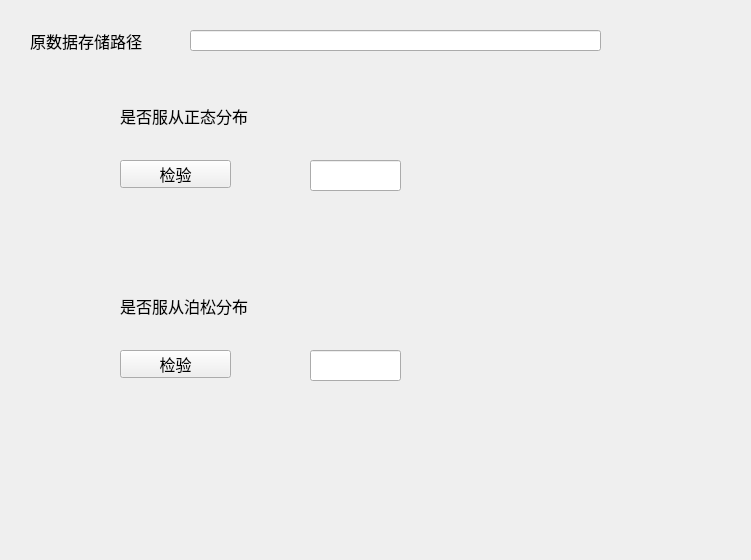
First picture: the form in FenbuhanshuNihe.ui, repository chenxindaaa/MathematicalStatistics, before the edit.
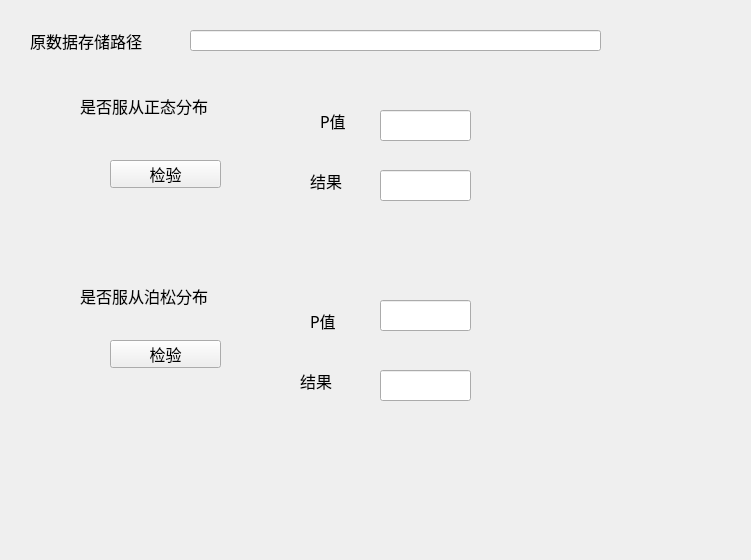
Second picture: the form after the edit.

Patch:
```diff
--- a/FenbuhanshuNihe.ui
+++ b/FenbuhanshuNihe.ui
@@ -54,7 +54,7 @@
    <widget class="QPushButton" name="pushButton">
     <property name="geometry">
      <rect>
-      <x>60</x>
+      <x>50</x>
       <y>80</y>
       <width>111</width>
       <height>28</height>
@@ -73,8 +73,8 @@
    <widget class="QLabel" name="label_2">
     <property name="geometry">
      <rect>
-      <x>60</x>
-      <y>20</y>
+      <x>20</x>
+      <y>10</y>
       <width>171</width>
       <height>31</height>
      </rect>
@@ -92,12 +92,60 @@
    <widget class="QLineEdit" name="lineEdit_2">
     <property name="geometry">
      <rect>
+      <x>320</x>
+      <y>30</y>
+      <width>91</width>
+      <height>31</height>
+     </rect>
+    </property>
+   </widget>
+   <widget class="QLineEdit" name="lineEdit_4">
+    <property name="geometry">
+     <rect>
+      <x>320</x>
+      <y>90</y>
+      <width>91</width>
+      <height>31</height>
+     </rect>
+    </property>
+   </widget>
+   <widget class="QLabel" name="label_4">
+    <property name="geometry">
+     <rect>
+      <x>260</x>
+      <y>30</y>
+      <width>41</width>
+      <height>21</height>
+     </rect>
+    </property>
+    <property name="font">
+     <font>
+      <family>Agency FB</family>
+      <pointsize>12</pointsize>
+     </font>
+    </property>
+    <property name="text">
+     <string>P值</string>
+    </property>
+   </widget>
+   <widget class="QLabel" name="label_5">
+    <property name="geometry">
+     <rect>
       <x>250</x>
-      <y>80</y>
-      <width>91</width>
-      <height>31</height>
+      <y>90</y>
+      <width>51</width>
+      <height>21</height>
      </rect>
     </property>
+    <property name="font">
+     <font>
+      <family>Agency FB</family>
+      <pointsize>12</pointsize>
+     </font>
+    </property>
+    <property name="text">
+     <string>结果</string>
+    </property>
    </widget>
   </widget>
   <widget class="QWidget" name="widget_2" native="true">
@@ -112,8 +160,8 @@
    <widget class="QPushButton" name="pushButton_2">
     <property name="geometry">
      <rect>
-      <x>60</x>
-      <y>80</y>
+      <x>50</x>
+      <y>70</y>
       <width>111</width>
       <height>28</height>
      </rect>
@@ -131,8 +179,8 @@
    <widget class="QLabel" name="label_3">
     <property name="geometry">
      <rect>
-      <x>60</x>
-      <y>20</y>
+      <x>20</x>
+      <y>10</y>
       <width>171</width>
       <height>31</height>
      </rect>
@@ -150,11 +198,59 @@
    <widget class="QLineEdit" name="lineEdit_3">
     <property name="geometry">
      <rect>
+      <x>320</x>
+      <y>30</y>
+      <width>91</width>
+      <height>31</height>
+     </rect>
+    </property>
+   </widget>
+   <widget class="QLineEdit" name="lineEdit_5">
+    <property name="geometry">
+     <rect>
+      <x>320</x>
+      <y>100</y>
+      <width>91</width>
+      <height>31</height>
+     </rect>
+    </property>
+   </widget>
+   <widget class="QLabel" name="label_6">
+    <property name="geometry">
+     <rect>
       <x>250</x>
-      <y>80</y>
-      <width>91</width>
-      <height>31</height>
+      <y>40</y>
+      <width>41</width>
+      <height>21</height>
      </rect>
+    </property>
+    <property name="font">
+     <font>
+      <family>Agency FB</family>
+      <pointsize>12</pointsize>
+     </font>
+    </property>
+    <property name="text">
+     <string>P值</string>
+    </property>
+   </widget>
+   <widget class="QLabel" name="label_7">
+    <property name="geometry">
+     <rect>
+      <x>240</x>
+      <y>100</y>
+      <width>51</width>
+      <height>21</height>
+     </rect>
+    </property>
+    <property name="font">
+     <font>
+      <family>Agency FB</family>
+      <pointsize>12</pointsize>
+     </font>
+    </property>
+    <property name="text">
+     <string>结果</string>
     </property>
    </widget>
   </widget>
```
